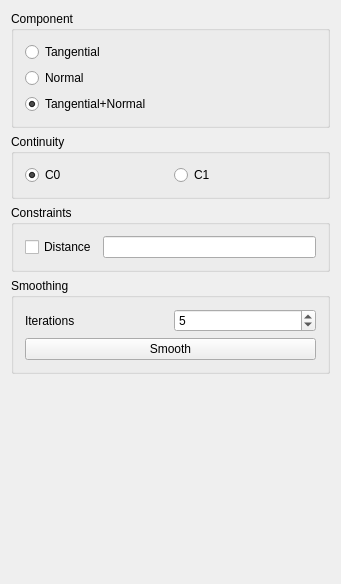
Old version of the form Plugin-Smoother/smootherToolbar.ui in the repository ShenRen/OpenFlipper.
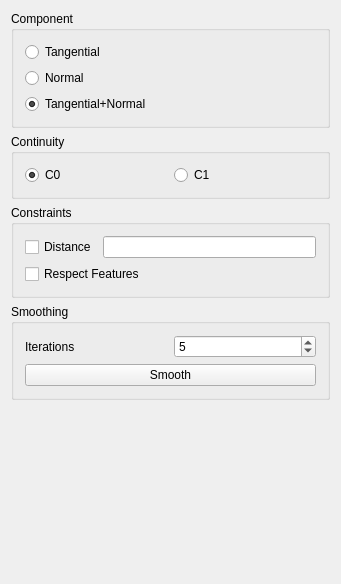
New version of the form.

Commit message: Smoother extension for respecting features

```diff
--- a/Plugin-Smoother/smootherToolbar.ui
+++ b/Plugin-Smoother/smootherToolbar.ui
@@ -164,6 +164,13 @@
         </item>
        </layout>
       </item>
+      <item>
+       <widget class="QCheckBox" name="respectFeatures" >
+        <property name="text" >
+         <string>Respect Features</string>
+        </property>
+       </widget>
+      </item>
      </layout>
     </widget>
    </item>
```
The commit also changes 2 other files.
